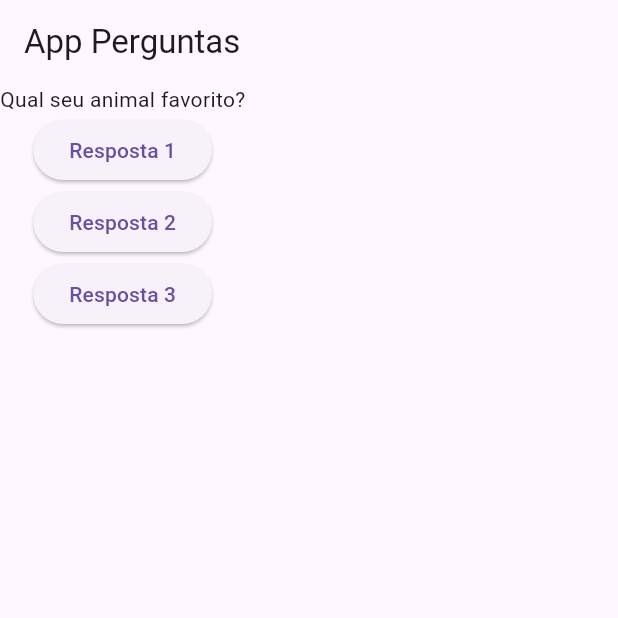
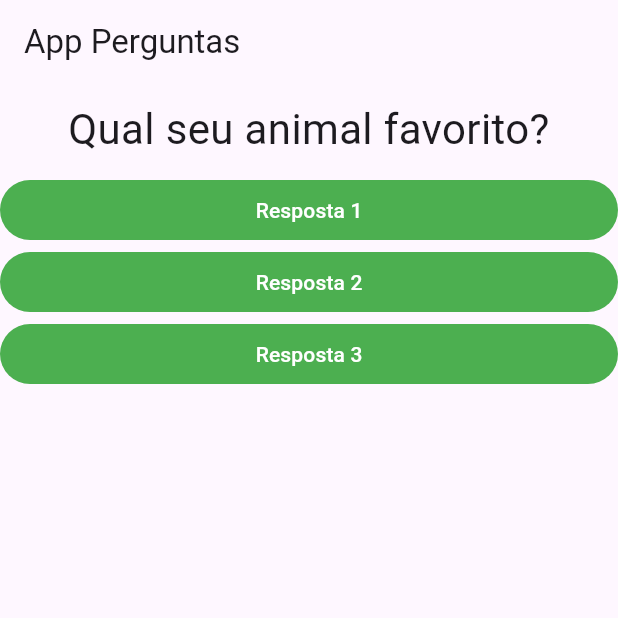
Before and after one commit to RhuanLino/projeto_perguntas, a Flutter app: the screen it shows after launch, on a phone screen of 412 x 824 dp, the top half of it. Run offline on Flutter 3.47's test engine with Material 3 defaults, Android fonts, the phone set to English and light mode, and no system bars.

Commit message:
fetch: add {resposta.dart}, update {perguntas} to map

```diff
--- a/lib/main.dart
+++ b/lib/main.dart
@@ -1,11 +1,25 @@
 import 'package:flutter/material.dart';
 import './questao.dart';
+import './resposta.dart';
 
 main () => runApp(PerguntaApp());
 
 class _PerguntaAppState extends State<PerguntaApp> {
 
-  final perguntas = ['Qual seu animal favorito?', 'Qual sua cor favorita?'];
+  final perguntas = [
+    {
+      'texto': 'Qual seu animal favorito?',
+      'resposta': ['Cachorro', 'Gato', 'Papagaio', 'Tatu']
+    },
+    {
+      'texto': 'Qual sua cor favorita?',
+      'resposta': ['Vermelho', 'Azul', 'Branco', 'Preto']
+    },
+    {
+      'texto': 'Qual sua comida favorita?',
+      'resposta': ['Macarrão', 'Hambúrguer', 'Pizza', 'Sushi']
+    }
+  ];
 
   var _perguntaSelecionada = 0;
 
@@ -26,19 +40,10 @@ class _PerguntaAppState extends State<PerguntaApp> {
         ),
         body: Column(
           children: <Widget>[
-            Questao(perguntas[_perguntaSelecionada]),
-            ElevatedButton(
-              child: const Text('Resposta 1'),
-              onPressed: (_responder)
-            ),
-            ElevatedButton(
-              child: const Text('Resposta 2'),
-              onPressed: (_responder)
-            ),
-            ElevatedButton(
-              child: const Text('Resposta 3'),
-              onPressed: (_responder)
-            )
+            Questao(perguntas[_perguntaSelecionada] ['texto'].toString()),
+            Resposta('Resposta 1', _responder),
+            Resposta('Resposta 2', _responder),
+            Resposta('Resposta 3', _responder)
           ],
         ),
       ),
--- a/lib/questao.dart
+++ b/lib/questao.dart
@@ -7,6 +7,14 @@ class Questao extends StatelessWidget {
 
   @override
   Widget build(BuildContext context) {
-    return Text(texto);
+    return Container(
+      width: double.infinity,
+      margin: EdgeInsets.all(10),
+      child: Text(
+        texto,
+        style: TextStyle(fontSize: 28),
+        textAlign: TextAlign.center,
+      ),
+    );
   }
 }
--- /dev/null
+++ b/lib/resposta.dart
@@ -0,0 +1,21 @@
+import 'package:flutter/material.dart';
+
+class Resposta extends StatelessWidget {
+
+  final void Function () quandoSelecionado;
+
+  final String texto;
+  Resposta(this.texto, this.quandoSelecionado);
+
+  @override
+  Widget build(BuildContext context) {
+    return Container(
+      width: double.infinity,
+      child: FilledButton(
+        onPressed: quandoSelecionado,
+        style: const ButtonStyle(backgroundColor: MaterialStatePropertyAll(Colors.green)),
+        child: Text(texto),
+      ),
+    );
+  }
+}
```
